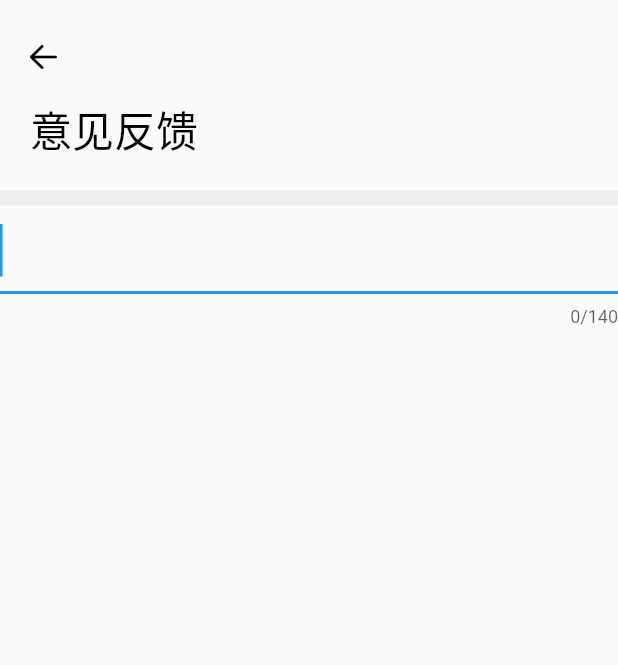
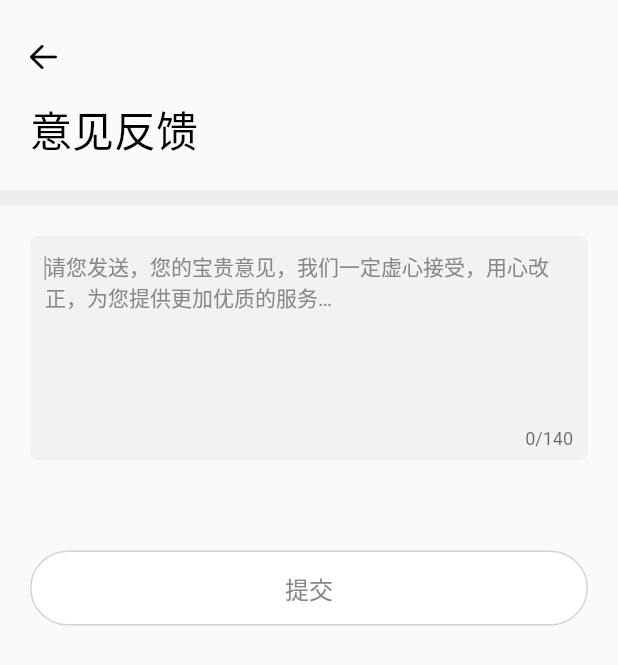
Before and after one commit to Kevin088/gxq_project, a Flutter app: the FeedbackPage screen opened directly, on a phone screen of 412 x 824 dp. Shown: the top 665 px of the screen. Run offline on Flutter 3.47's test engine with Material 2 defaults, Android fonts, the light colour scheme and no system bars; our stand-ins replace image_picker; missing offline and left inert: banner_view, flustars, flutter_qrscaner; network calls fail.

Commit message:
意见反馈

```diff
--- a/lib/page/mine/FeedbackPage.dart
+++ b/lib/page/mine/FeedbackPage.dart
@@ -1,12 +1,7 @@
-import 'dart:io';
-
 import 'package:flutter/cupertino.dart';
 import 'package:flutter/material.dart';
-import 'package:flutter/services.dart';
 import 'package:gxq_project/res/Colors.dart';
 import 'package:gxq_project/utils/Utils.dart';
-import 'package:image_picker/image_picker.dart';
-import 'dart:async';
 
 class FeedbackPage extends StatefulWidget{
   @override
@@ -18,12 +13,19 @@ class FeedbackPage extends StatefulWidget{
 }
 
 class FeedbackPageState extends State<FeedbackPage>{
+  String text="";
   @override
   Widget build(BuildContext context) {
 
     final controller = TextEditingController();
     controller.addListener(() {
-      print('input ${controller.text}');
+//      if(text.isEmpty&&controller.text.isNotEmpty){
+//        setState(() {
+//
+//        });
+//      }
+      text=controller.text;
+
     });
     // TODO: implement build
     return Scaffold(
@@ -63,7 +65,39 @@ class FeedbackPageState extends State<FeedbackPage>{
             color: Color.fromARGB(255, 238, 238, 238),
           ),
           buildTextField(controller),
+          Container(
+            margin: EdgeInsets.fromLTRB(20, 60, 20, 0),
+            child: FlatButton(
 
+              onPressed: (){
+                if(text.isEmpty){
+                  return;
+                }
+                print(1);
+              },
+              child: Container(
+                margin:  EdgeInsets.fromLTRB(20,0,20,0),
+                height: 50,
+                alignment: const Alignment(0,0),
+                child: Text(
+                  "提交",
+                  style: TextStyle(
+                      fontSize: 16,
+                      color: MyColors.color_888888
+                  ),
+                ),
+              ),
+              color: text.isEmpty?Colors.white:MyColors.color_00286B,
+
+              shape: RoundedRectangleBorder(
+                borderRadius: BorderRadius.all(Radius.circular(30)),
+                side: BorderSide(
+                  color: Color.fromARGB(255, 211, 211, 211),
+                  width: 1,
+                ),
+              ),
+            ),
+          )
 
         ],
       ),
@@ -71,20 +105,44 @@ class FeedbackPageState extends State<FeedbackPage>{
   }
 
   Widget buildTextField(TextEditingController controller) {
-    return TextField(
+    return Container(
+      height: 150,
+      margin: EdgeInsets.fromLTRB(20, 20, 20, 0),
+      decoration: new BoxDecoration(
+       // border: new Border.all(width: 1.0, color: MyColors.color_divider),
+        color: MyColors.color_f8f8f9,
+        borderRadius: new BorderRadius.all(new Radius.circular(6.0)),
+      ),
+      //color: MyColors.color_f8f8f9,
+      child: Padding(
+        padding: EdgeInsets.fromLTRB(10, 10, 10, 10),
+        child: TextField(
           controller: controller,
-      maxLength: 140,//最大长度，设置此项会让TextField右下角有一个输入数量的统计字符串
           autocorrect: true,//是否自动更正
           autofocus: true,//是否自动对焦
-
           textAlign: TextAlign.left,//文本对齐方式
-      style: TextStyle(fontSize: 30.0, color: Colors.blue),//输入文本的样式
+          cursorColor: Colors.grey,
+          maxLength: 140,
+          maxLines:9,
+          cursorWidth: 1.0,
+          style: TextStyle(fontSize: 14.0, color: MyColors.color_444444),//输入文本的样式
           onChanged: (text) {//内容改变的回调
             print('change $text');
           },
           onSubmitted: (text) {//内容提交(按回车)的回调
             print('submit $text');
           },
+          decoration: InputDecoration(
+            contentPadding: const EdgeInsets.symmetric(vertical: 0.0),
+
+            border: InputBorder.none,
+            hintText: '请您发送，您的宝贵意见，我们一定虚心接受，用心改正，为您提供更加优质的服务…',
+            hintStyle:TextStyle(color: MyColors.color_888888,fontSize: 14),
+            filled: true,
+            fillColor: MyColors.color_f8f8f9,
+          ),
+        ),
+      ),
     );
   }
 
--- a/lib/res/Colors.dart
+++ b/lib/res/Colors.dart
@@ -15,4 +15,7 @@ class MyColors{
   static const Color color_666666=Color(0xFF666666);
   static const Color color_D4D4D4=Color(0xFFD4D4D4);
   static const Color color_D0D0D0=Color(0xFFD0D0D0);
+  static const Color color_888888=Color(0xFF888888);
+  static const Color color_f8f8f9=Color(0xFFF2F2F2);
+
 }
```
Lines whose indentation alone changed are shown as unchanged.
